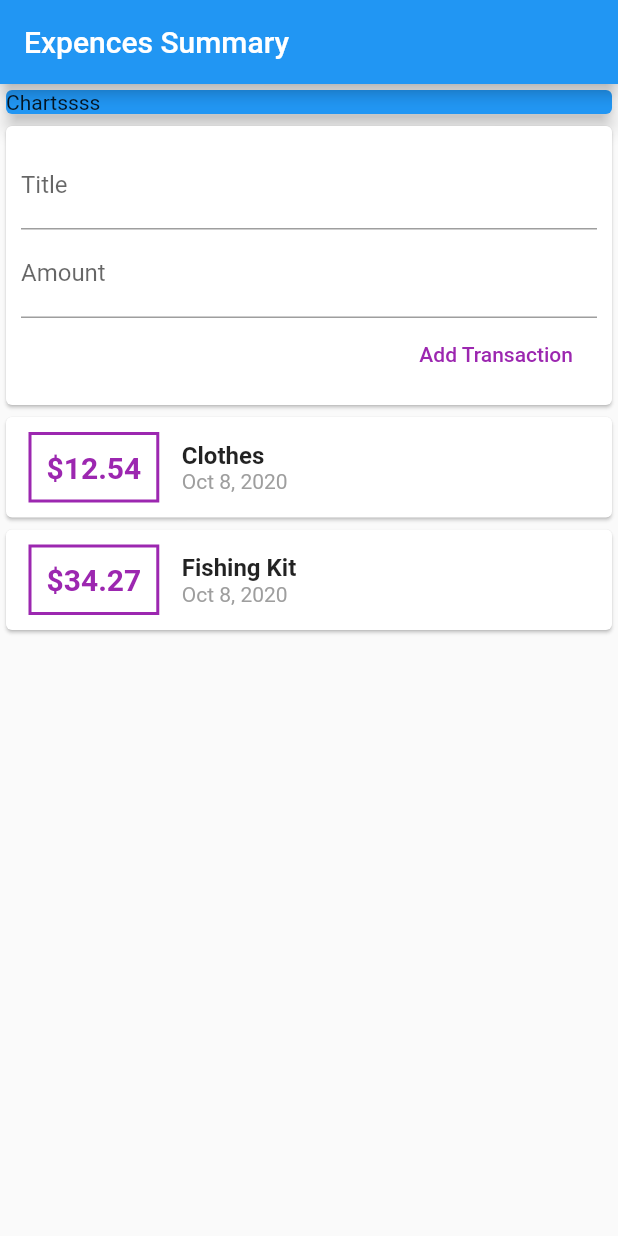
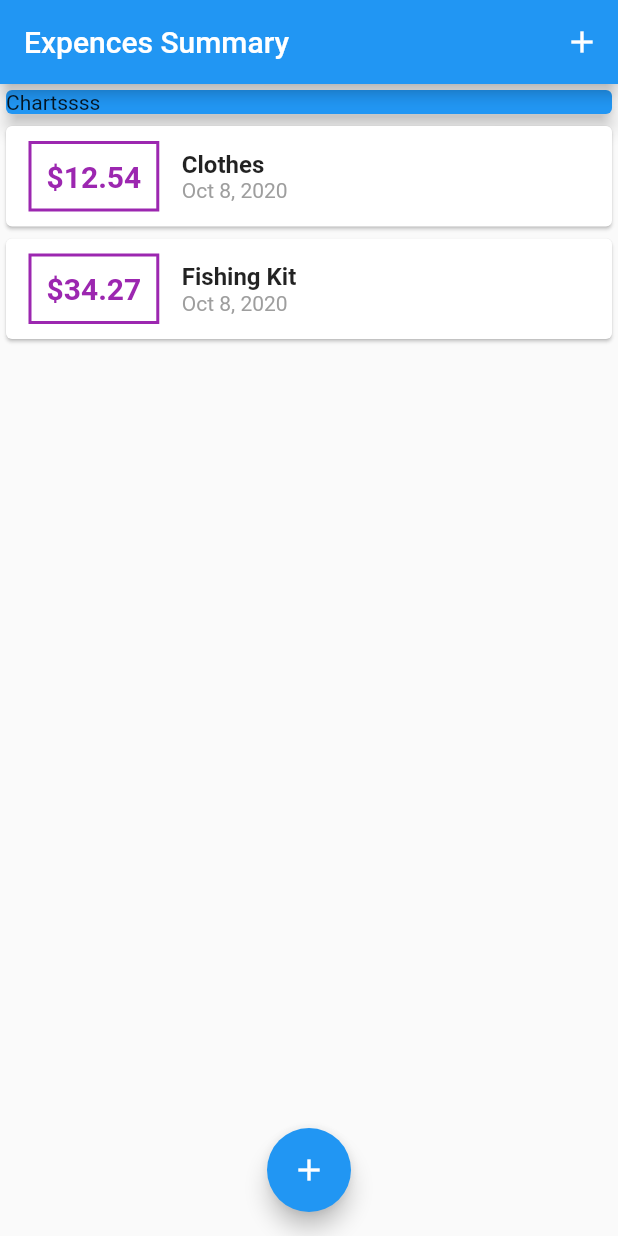
Before and after one commit to NCFUSN/Budget, a Flutter app: the screen it shows after launch, on a phone screen of 412 x 824 dp. Run offline on Flutter 3.47's test engine with Material 2 defaults, Android fonts, the phone set to English and light mode, and no system bars.

```diff
--- a/lib/main.dart
+++ b/lib/main.dart
@@ -1,5 +1,7 @@
-import 'package:Budget/widgets/user_transactions.dart';
+import 'package:Budget/widgets/transactions_list.dart';
 import 'package:flutter/material.dart';
+import './widgets/transaction_input.dart';
+import './models/transaction.dart';
 
 void main() => runApp(MyApp());
 
@@ -13,12 +15,61 @@ class MyApp extends StatelessWidget {
   }
 }
 
-class MyHomePage extends StatelessWidget {
+class MyHomePage extends StatefulWidget {
+  @override
+  _MyHomePageState createState() => _MyHomePageState();
+}
+
+class _MyHomePageState extends State<MyHomePage> {
+  final List<Transaction> _transactions = [
+    Transaction(
+        amount: 12.54,
+        id: '4564433677',
+        title: 'Clothes',
+        time: DateTime.now(),
+        currency: '£'),
+    Transaction(
+        amount: 34.27,
+        id: '4564433678',
+        title: 'Fishing Kit',
+        time: DateTime.now(),
+        currency: '£')
+  ];
+
+  void _addTransaction(String title, double amount) {
+    final transaction = Transaction(
+        amount: amount,
+        title: title,
+        currency: '£',
+        time: DateTime.now(),
+        id: DateTime.now().toString());
+    setState(() {
+      _transactions.add(transaction);
+    });
+  }
+
+  void _presentAddTransactionModalList(BuildContext context) {
+    showModalBottomSheet(
+        context: context,
+        builder: (_) {
+          return GestureDetector(
+            onTap: () {},
+            child: TransactionInput(_addTransaction),
+            behavior: HitTestBehavior.opaque,
+          );
+        });
+  }
+
   @override
   Widget build(BuildContext context) {
     return Scaffold(
         appBar: AppBar(
           title: Text('Expences Summary'),
+          actions: <Widget>[
+            IconButton(
+                icon: Icon(Icons.add),
+                onPressed: () => _presentAddTransactionModalList(context)),
+          ],
         ),
         body: SingleChildScrollView(
           child: Column(
@@ -33,10 +84,14 @@ class MyHomePage extends StatelessWidget {
                   child: Text('Chartssss'),
                 ),
               ),
-            UserTransactions()
+              TransactionsList(transactions: _transactions)
             ],
           ),
         ),
-    );
+        floatingActionButtonLocation: FloatingActionButtonLocation.centerFloat,
+        floatingActionButton: FloatingActionButton(
+          child: Icon(Icons.add),
+          onPressed: () => _presentAddTransactionModalList(context),
+        ));
   }
 }
--- a/lib/widgets/transactions_list.dart
+++ b/lib/widgets/transactions_list.dart
@@ -28,7 +28,7 @@ class TransactionsList extends StatelessWidget {
                   ),
                   padding: EdgeInsets.all(10),
                   child: Text(
-                    '\$${transactions[index].amount}',
+                    '\$${transactions[index].amount.toStringAsFixed(2)}',
                     style: TextStyle(
                       fontWeight: FontWeight.bold,
                       fontSize: 20,
--- a/lib/widgets/user_transactions.dart
+++ /dev/null
@@ -1,50 +0,0 @@
-import 'package:flutter/material.dart';
-import './transaction_input.dart';
-import './transactions_list.dart';
-import '../models/transaction.dart';
-
-class UserTransactions extends StatefulWidget {
-  UserTransactions({Key key}) : super(key: key);
-
-  @override
-  _UserTransactionsState createState() => _UserTransactionsState();
-}
-
-class _UserTransactionsState extends State<UserTransactions> {
-  final List<Transaction> _transactions = [
-    Transaction(
-        amount: 12.54,
-        id: '4564433677',
-        title: 'Clothes',
-        time: DateTime.now(),
-        currency: '£'),
-    Transaction(
-        amount: 34.27,
-        id: '4564433678',
-        title: 'Fishing Kit',
-        time: DateTime.now(),
-        currency: '£')
-  ];
-
-  void _addTransaction(String title, double amount) {
-    final transaction = Transaction(
-        amount: amount,
-        title: title,
-        currency: '£',
-        time: DateTime.now(),
-        id: DateTime.now().toString());
-    setState(() {
-      _transactions.add(transaction);
-    });
-  }
-
-  @override
-  Widget build(BuildContext context) {
-    return Column(
-      children: [
-        TransactionInput(_addTransaction),
-        TransactionsList(transactions: _transactions)
-      ],
-    );
-  }
-}
```
Also changed, not shown: lib/widgets/transaction_input.dart (+27 -8 lines). Lines whose indentation alone changed are shown as unchanged.
